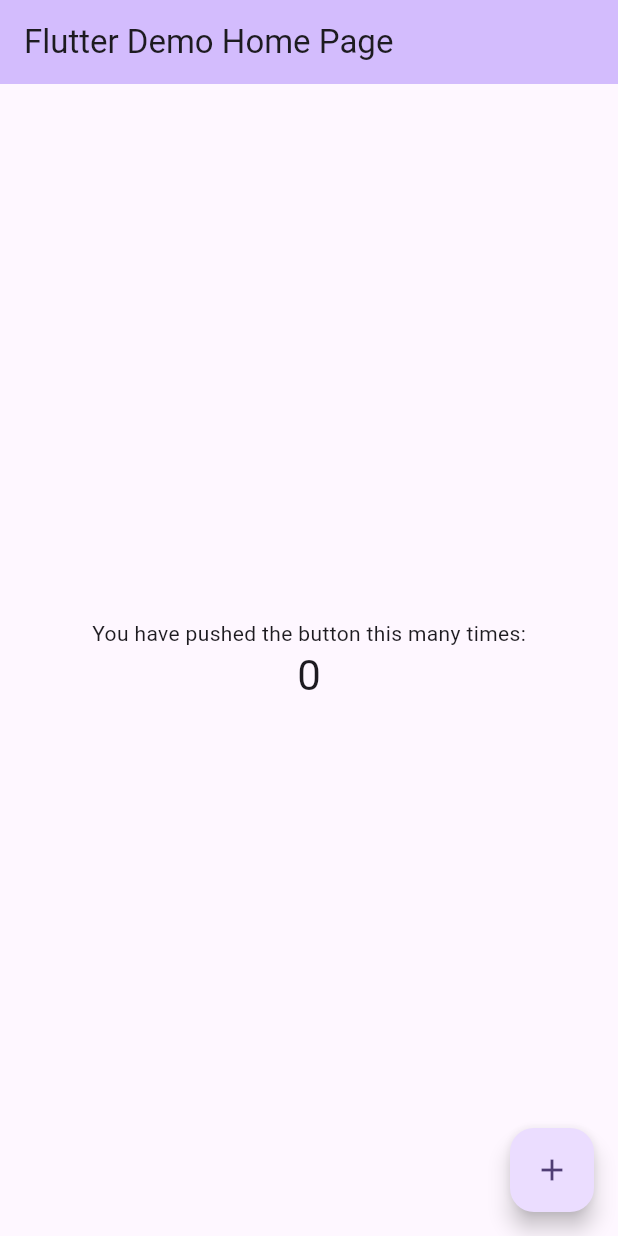
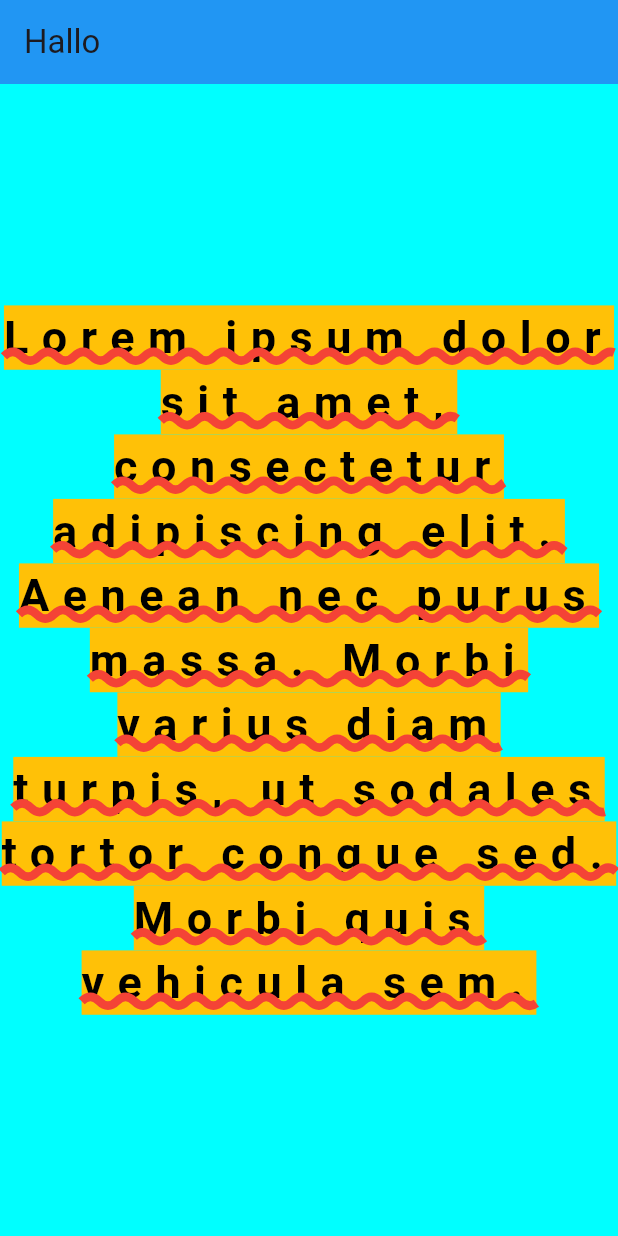
Before and after one commit to FaustaAkbar/aplikasiku, a Flutter app: the screen it shows after launch, on a phone screen of 412 x 824 dp. Run offline on Flutter 3.47's test engine with Material 3 defaults, Android fonts, the phone set to English and light mode, and no system bars; Roboto replaces fonts that are missing (Winter).

Commit message:
Coba widget txt

```diff
--- a/lib/main.dart
+++ b/lib/main.dart
@@ -1,125 +1,36 @@
 import 'package:flutter/material.dart';
 
 void main() {
-  runApp(const MyApp());
+  runApp(app());
 }
 
-class MyApp extends StatelessWidget {
-  const MyApp({super.key});
-
-  // This widget is the root of your application.
+class app extends StatelessWidget {
   @override
   Widget build(BuildContext context) {
     return MaterialApp(
-      title: 'Flutter Demo',
-      theme: ThemeData(
-        // This is the theme of your application.
-        //
-        // TRY THIS: Try running your application with "flutter run". You'll see
-        // the application has a purple toolbar. Then, without quitting the app,
-        // try changing the seedColor in the colorScheme below to Colors.green
-        // and then invoke "hot reload" (save your changes or press the "hot
-        // reload" button in a Flutter-supported IDE, or press "r" if you used
-        // the command line to start the app).
-        //
-        // Notice that the counter didn't reset back to zero; the application
-        // state is not lost during the reload. To reset the state, use hot
-        // restart instead.
-        //
-        // This works for code too, not just values: Most code changes can be
-        // tested with just a hot reload.
-        colorScheme: ColorScheme.fromSeed(seedColor: Colors.deepPurple),
-        useMaterial3: true,
-      ),
-      home: const MyHomePage(title: 'Flutter Demo Home Page'),
-    );
+        debugShowCheckedModeBanner: false,
+        home: Scaffold(
+            backgroundColor: Color(0xFF00FFFF),
+            appBar: AppBar(
+              backgroundColor: Colors.blue,
+              title: Text("Hallo"),
+            ),
+            body: Center(
+                child: Text(
+              "Lorem ipsum dolor sit amet, consectetur adipiscing elit. Aenean nec purus massa. Morbi varius diam turpis, ut sodales tortor congue sed. Morbi quis vehicula sem.",
+              //overflow: TextOverflow.ellipsis,
+              textAlign: TextAlign.center,
+              style: TextStyle(
+                  backgroundColor: Colors.amber,
+                  color: Colors.black,
+                  fontSize: 30,
+                  fontWeight: FontWeight.bold,
+                  letterSpacing: 9,
+                  fontFamily: 'Winter',
+                  decorationStyle: TextDecorationStyle.wavy,
+                  decoration: TextDecoration.underline,
+                  decorationColor: Colors.red,
+                  decorationThickness: 4),
+            ))));
   }
 }
-
-class MyHomePage extends StatefulWidget {
-  const MyHomePage({super.key, required this.title});
-
-  // This widget is the home page of your application. It is stateful, meaning
-  // that it has a State object (defined below) that contains fields that affect
-  // how it looks.
-
-  // This class is the configuration for the state. It holds the values (in this
-  // case the title) provided by the parent (in this case the App widget) and
-  // used by the build method of the State. Fields in a Widget subclass are
-  // always marked "final".
-
-  final String title;
-
-  @override
-  State<MyHomePage> createState() => _MyHomePageState();
-}
-
-class _MyHomePageState extends State<MyHomePage> {
-  int _counter = 0;
-
-  void _incrementCounter() {
-    setState(() {
-      // This call to setState tells the Flutter framework that something has
-      // changed in this State, which causes it to rerun the build method below
-      // so that the display can reflect the updated values. If we changed
-      // _counter without calling setState(), then the build method would not be
-      // called again, and so nothing would appear to happen.
-      _counter++;
-    });
-  }
-
-  @override
-  Widget build(BuildContext context) {
-    // This method is rerun every time setState is called, for instance as done
-    // by the _incrementCounter method above.
-    //
-    // The Flutter framework has been optimized to make rerunning build methods
-    // fast, so that you can just rebuild anything that needs updating rather
-    // than having to individually change instances of widgets.
-    return Scaffold(
-      appBar: AppBar(
-        // TRY THIS: Try changing the color here to a specific color (to
-        // Colors.amber, perhaps?) and trigger a hot reload to see the AppBar
-        // change color while the other colors stay the same.
-        backgroundColor: Theme.of(context).colorScheme.inversePrimary,
-        // Here we take the value from the MyHomePage object that was created by
-        // the App.build method, and use it to set our appbar title.
-        title: Text(widget.title),
-      ),
-      body: Center(
-        // Center is a layout widget. It takes a single child and positions it
-        // in the middle of the parent.
-        child: Column(
-          // Column is also a layout widget. It takes a list of children and
-          // arranges them vertically. By default, it sizes itself to fit its
-          // children horizontally, and tries to be as tall as its parent.
-          //
-          // Column has various properties to control how it sizes itself and
-          // how it positions its children. Here we use mainAxisAlignment to
-          // center the children vertically; the main axis here is the vertical
-          // axis because Columns are vertical (the cross axis would be
-          // horizontal).
-          //
-          // TRY THIS: Invoke "debug painting" (choose the "Toggle Debug Paint"
-          // action in the IDE, or press "p" in the console), to see the
-          // wireframe for each widget.
-          mainAxisAlignment: MainAxisAlignment.center,
-          children: <Widget>[
-            const Text(
-              'You have pushed the button this many times:',
-            ),
-            Text(
-              '$_counter',
-              style: Theme.of(context).textTheme.headlineMedium,
-            ),
-          ],
-        ),
-      ),
-      floatingActionButton: FloatingActionButton(
-        onPressed: _incrementCounter,
-        tooltip: 'Increment',
-        child: const Icon(Icons.add),
-      ), // This trailing comma makes auto-formatting nicer for build methods.
-    );
-  }
-}
```
Also changed, not shown: pubspec.yaml (+6 -9 lines), 1 other file.
